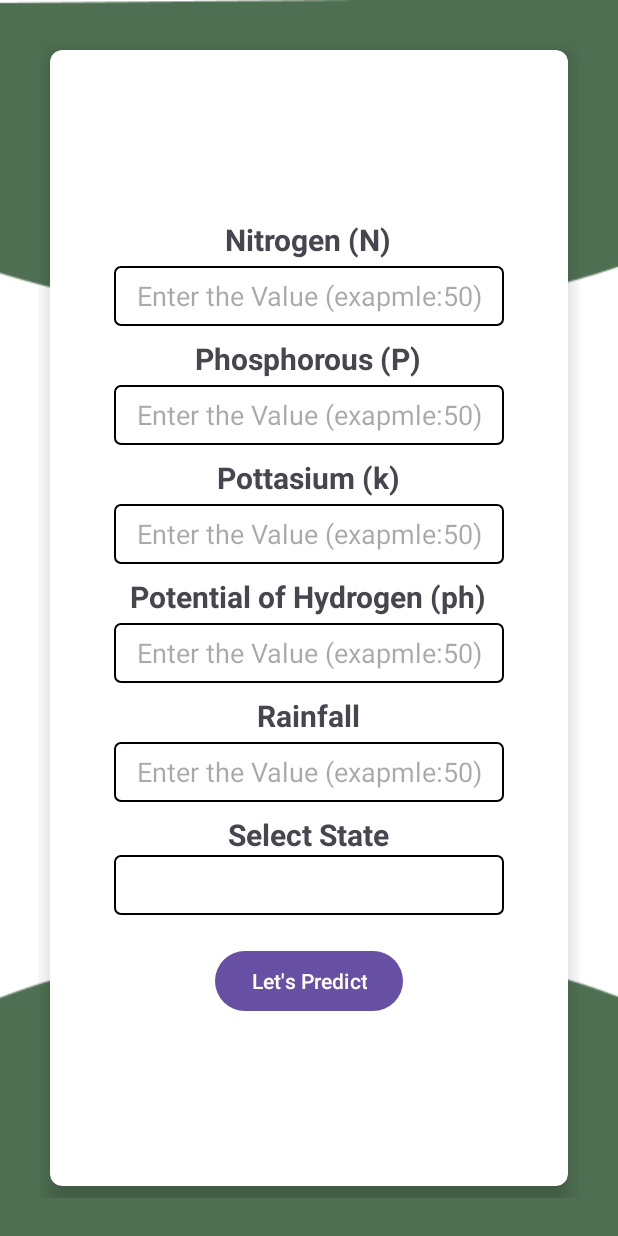
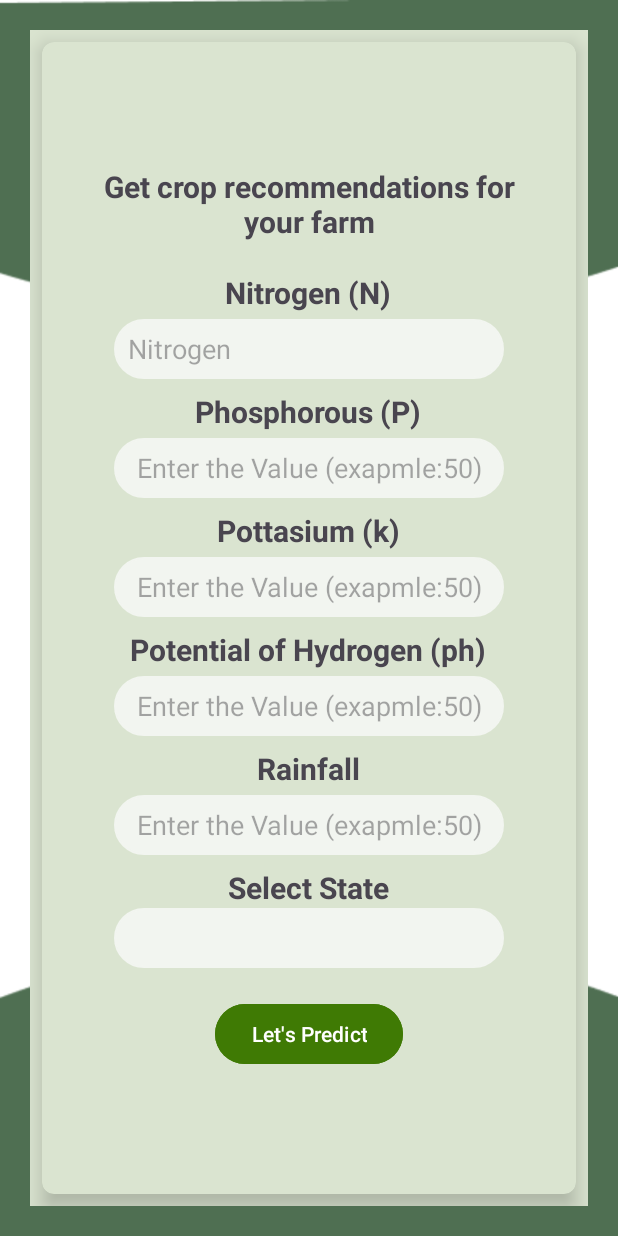
Before and after one commit to dayam8696/KrishiCare, an Android app: the layout second_fragment.xml on its own in the app's theme, with its tools: preview values and no code run, on a phone screen of 412 x 824 dp. Run offline under Robolectric (Android 15) with nearby library versions, the phone set to English and light mode, and no system bars.

```diff
--- a/app/build.gradle
+++ b/app/build.gradle
@@ -29,11 +29,11 @@ android {
         mlModelBinding true
     }
     compileOptions {
-        sourceCompatibility JavaVersion.VERSION_1_8
-        targetCompatibility JavaVersion.VERSION_1_8
+        sourceCompatibility JavaVersion.VERSION_17
+        targetCompatibility JavaVersion.VERSION_17
     }
     kotlinOptions {
-        jvmTarget = '1.8'
+        jvmTarget = '17'
     }
 }
 
--- a/app/src/main/java/com/example/krishicare/ViewModel/WatherViewModelProviderFactory.kt
+++ b/app/src/main/java/com/example/krishicare/ViewModel/WatherViewModelProviderFactory.kt
@@ -3,7 +3,6 @@ package com.example.KrishiCare.ViewModel
 import androidx.lifecycle.ViewModel
 import androidx.lifecycle.ViewModelProvider
 import com.example.KrishiCare.Repository.WeatherRepository
-import com.example.weatherapp.ViewModel.WeatherViewModel
 
 class WeatherViewModelProviderFactory(
     val weatherRepository: WeatherRepository
--- a/app/src/main/java/com/example/krishicare/api/RetrofitInstance.kt
+++ b/app/src/main/java/com/example/krishicare/api/RetrofitInstance.kt
@@ -1,6 +1,6 @@
 package com.example.KrishiCare.api
 
-import com.example.weatherapp.utils.Constants.BASE_URL
+import com.example.KrishiCare.utils.Constants.BASE_URL
 import okhttp3.OkHttpClient
 import okhttp3.logging.HttpLoggingInterceptor
 import retrofit2.Retrofit
--- a/app/src/main/java/com/example/krishicare/api/WeatherApi.kt
+++ b/app/src/main/java/com/example/krishicare/api/WeatherApi.kt
@@ -1,7 +1,8 @@
 package com.example.KrishiCare.api
 
 import com.example.KrishiCare.model.CurrentWeather
-import com.example.weatherapp.utils.Constants.API_KEY
+import com.example.KrishiCare.utils.Constants.API_KEY
+
 import retrofit2.Response
 import retrofit2.http.GET
 import retrofit2.http.Query
--- a/app/src/main/java/com/example/krishicare/model/CurrentWeather.kt
+++ b/app/src/main/java/com/example/krishicare/model/CurrentWeather.kt
@@ -1,9 +1,4 @@
 package com.example.KrishiCare.model
-
-import com.example.weatherapp.model.Main
-import com.example.weatherapp.model.Sys
-import com.example.weatherapp.model.Weather
-import com.example.weatherapp.model.Wind
 
 data class CurrentWeather(
     val base: String,
--- a/app/src/main/java/com/example/krishicare/ui/fragments/BaseFragment.kt
+++ b/app/src/main/java/com/example/krishicare/ui/fragments/BaseFragment.kt
@@ -4,6 +4,7 @@ import android.os.Bundle
 import android.view.LayoutInflater
 import android.view.View
 import android.view.ViewGroup
+import android.widget.Toast
 import androidx.fragment.app.Fragment
 import com.example.krishicare.databinding.BaseFragmentsBinding
 
@@ -16,4 +17,8 @@ open class BaseFragment :Fragment() {
     ): View? {
         return binding.root
     }
+
+    fun showToast(string: String) {
+        Toast.makeText(requireContext(), string, Toast.LENGTH_SHORT).show()
+    }
 }
--- /dev/null
+++ b/app/src/main/res/drawable/baseline_home_24.xml
@@ -0,0 +1,5 @@
+<vector android:height="24dp" android:tint="#000000"
+    android:viewportHeight="24" android:viewportWidth="24"
+    android:width="24dp" xmlns:android="http://schemas.android.com/apk/res/android">
+    <path android:fillColor="@android:color/white" android:pathData="M10,20v-6h4v6h5v-8h3L12,3 2,12h3v8z"/>
+</vector>
--- /dev/null
+++ b/app/src/main/res/drawable/baseline_wb_sunny_24.xml
@@ -0,0 +1,5 @@
+<vector android:height="24dp" android:tint="#000000"
+    android:viewportHeight="24" android:viewportWidth="24"
+    android:width="24dp" xmlns:android="http://schemas.android.com/apk/res/android">
+    <path android:fillColor="@android:color/white" android:pathData="M6.76,4.84l-1.8,-1.79 -1.41,1.41 1.79,1.79 1.42,-1.41zM4,10.5L1,10.5v2h3v-2zM13,0.55h-2L11,3.5h2L13,0.55zM20.45,4.46l-1.41,-1.41 -1.79,1.79 1.41,1.41 1.79,-1.79zM17.24,18.16l1.79,1.8 1.41,-1.41 -1.8,-1.79 -1.4,1.4zM20,10.5v2h3v-2h-3zM12,5.5c-3.31,0 -6,2.69 -6,6s2.69,6 6,6 6,-2.69 6,-6 -2.69,-6 -6,-6zM11,22.45h2L13,19.5h-2v2.95zM3.55,18.54l1.41,1.41 1.79,-1.8 -1.41,-1.41 -1.79,1.8z"/>
+</vector>
--- a/app/src/main/res/drawable/rectangle_shape.xml
+++ b/app/src/main/res/drawable/rectangle_shape.xml
@@ -1,9 +1,9 @@
 <?xml version="1.0" encoding="utf-8"?>
 <shape xmlns:android="http://schemas.android.com/apk/res/android"
     android:shape="rectangle">
-    <solid android:color="#FFFFFF" /> <!-- Blue color -->
+    <solid android:color="#F2F5F0" /> <!-- Blue color -->
     <stroke
         android:width="1dp"
-        android:color="#000000" /> <!-- Border color same as background -->
-    <corners android:radius="4dp" /> <!-- Rounded corners -->
+        android:color="#F2F5F0" /> <!-- Border color same as background -->
+    <corners android:radius="20dp" /> <!-- Rounded corners -->
 </shape>
--- a/app/src/main/res/layout/home_fragment.xml
+++ b/app/src/main/res/layout/home_fragment.xml
@@ -182,7 +182,7 @@
                     android:layout_marginTop="10dp"
                     android:text="Riched Fertilizer"
                     android:textSize="15dp"
-                    android:textStyle="bold"/>
+                    android:textStyle="bold" />
 
             </LinearLayout>
 
--- a/app/src/main/res/layout/second_fragment.xml
+++ b/app/src/main/res/layout/second_fragment.xml
@@ -9,8 +9,10 @@
     <GridLayout
         android:layout_width="match_parent"
         android:layout_height="match_parent"
-        android:layout_margin="25dp"
+        android:layout_margin="20dp"
         android:columnCount="2"
+        android:background="#DAE4D0"
+        android:backgroundTint="#DAE4D0"
         android:rowCount="3">
 
         <androidx.cardview.widget.CardView
@@ -23,6 +25,7 @@
             android:layout_gravity="fill"
             android:layout_margin="8dp"
             app:cardCornerRadius="8dp"
+            android:backgroundTint="#DAE4D0"
             app:cardElevation="8dp">
 
 
@@ -37,7 +40,20 @@
                 <TextView
                     android:layout_width="wrap_content"
                     android:layout_height="wrap_content"
+                    android:text="Get crop recommendations for your farm"
+                    android:layout_marginTop="0dp"
+                    android:textSize="20sp"
+                    android:textStyle="bold"
                     android:layout_gravity="center"
+                    android:gravity="center"
+                    android:fontFamily="sans-serif"/>
+
+
+                <TextView
+                    android:layout_width="wrap_content"
+                    android:layout_height="wrap_content"
+                    android:layout_gravity="center"
+                    android:layout_marginTop="20dp"
                     android:gravity="left"
                     android:text="Nitrogen (N)"
                     android:textSize="20dp"
@@ -49,8 +65,7 @@
                     android:layout_height="40dp"
                     android:layout_marginTop="4dp"
                     android:background="@drawable/rectangle_shape"
-                    android:hint="Enter the Value (exapmle:50)"
-                    android:gravity="center"
+                    android:hint="  Nitrogen"
                     android:inputType="number" />
 
                 <TextView
@@ -150,7 +165,6 @@
                     android:id="@+id/spinner_indian_state"
                     android:layout_width="260dp"
                     android:layout_height="40dp"
-
                     android:background="@drawable/rectangle_shape" />
 
 
@@ -160,6 +174,7 @@
                     android:layout_width="wrap_content"
                     android:layout_height="wrap_content"
                     android:layout_marginTop="20dp"
+                    android:backgroundTint="#3F7A04"
                     android:text="Let's Predict" />
 
 
```
Also changed, not shown: app/src/main/java/com/example/krishicare/ui/fragments/SecondFragment.kt (+127 -0 lines), app/src/main/res/menu/bottom_nav_menu.xml (added, +17 -0 lines), app/src/main/res/navigation/nav_graph.xml (+15 -3 lines), app/src/main/res/drawable/predictionmenuimage.jpg (added).
